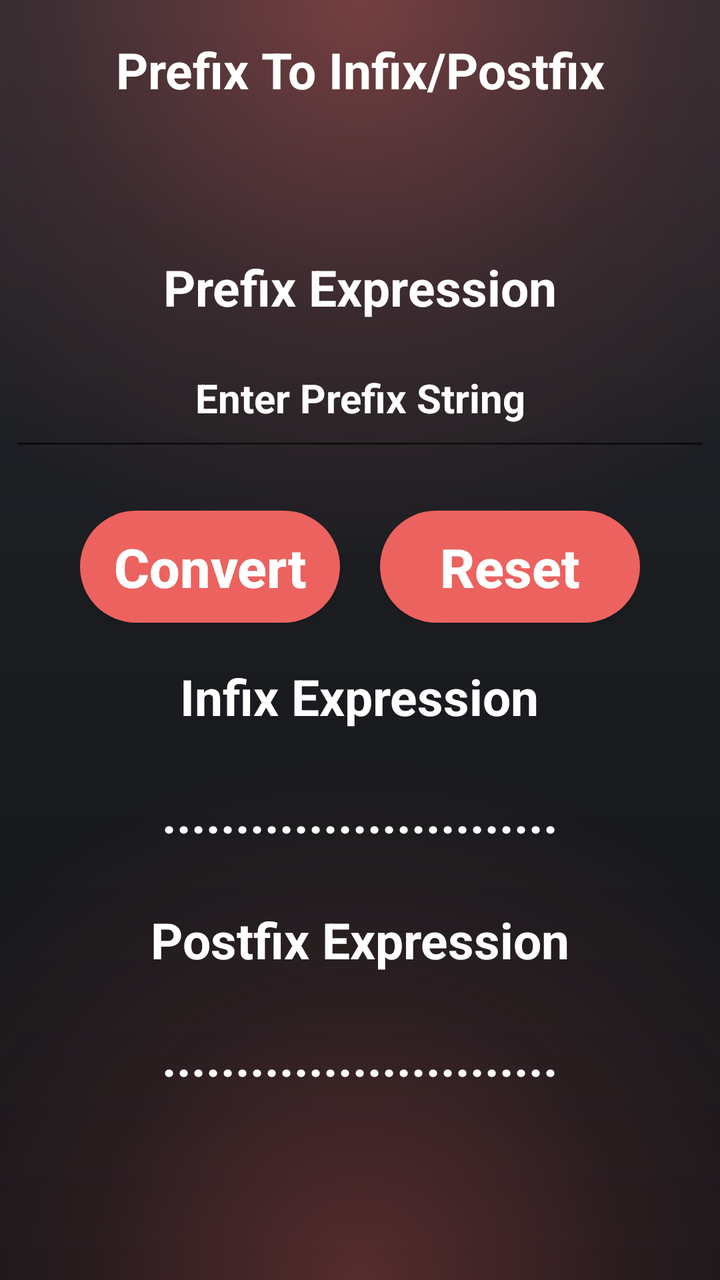
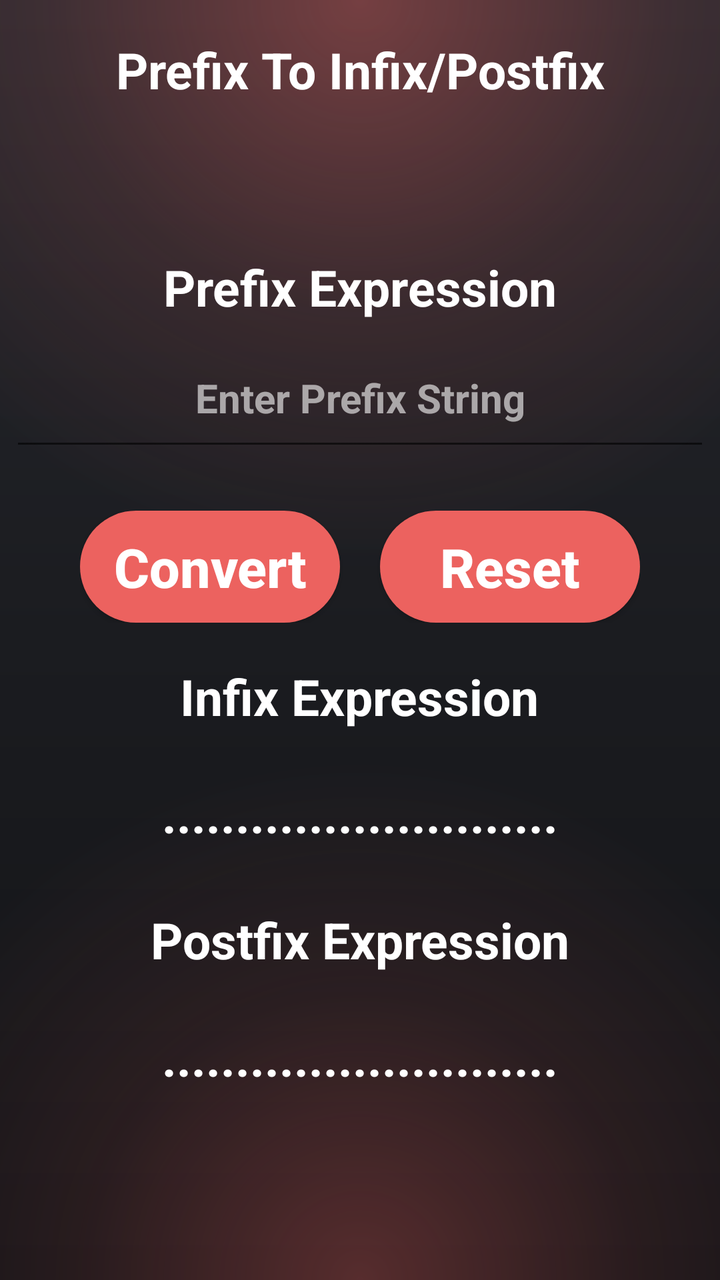

Before-and-after screenshots of an Android layout around one commit, followed by the original layout XML and the change that was made.
<!-- AndroidManifest.xml: application theme AppTheme -->
<!-- res/layout/activity_prefix_to_other.xml -->
<?xml version="1.0" encoding="utf-8"?>
<LinearLayout xmlns:android="http://schemas.android.com/apk/res/android"
    xmlns:tools="http://schemas.android.com/tools"
    android:id="@+id/prefix_layout"
    android:layout_width="match_parent"
    android:layout_height="match_parent"
    android:orientation="vertical"
    android:padding="5dp"
    android:background="@drawable/background_2"
    android:gravity="center_horizontal"
    android:fitsSystemWindows="true"
    tools:context=".prefixToOther">
    <TextView
        android:layout_width="match_parent"
        android:layout_height="wrap_content"
        android:layout_marginTop="8dp"
        android:text="@string/prefix_to_other_button"
        android:gravity="center_horizontal"
        android:padding="5dp"
        android:textColor="#ffffff"
        android:textStyle="bold"
        android:textSize="25sp"/>
    <LinearLayout
        android:layout_width="match_parent"
        android:gravity="center"
        android:layout_height="match_parent">
        <ScrollView
            android:layout_width="match_parent"
            android:layout_height="wrap_content"
            tools:ignore="UselessParent">
            <LinearLayout
                android:layout_width="match_parent"
                android:layout_height="wrap_content"
                android:orientation="vertical"
                android:gravity="center">

                <TextView
                    android:layout_width="wrap_content"
                    android:layout_height="wrap_content"
                    android:text="@string/prefix"
                    android:textStyle="bold"
                    android:textColor="#ffffff"
                    android:textSize="25sp"
                    android:padding="5dp"
                    android:layout_marginBottom="15dp"/>
                <EditText
                    android:id="@+id/prefix_input"
                    android:layout_width="match_parent"
                    android:layout_height="50dp"
                    android:textColorHint="#ffffff"
                    android:textColor="#ffffff"
                    android:hint="@string/prefix_input"
                    android:gravity="center_horizontal"
                    android:textCursorDrawable="@null"
                    android:inputType="text"
                    android:padding="5dp"
                    android:layout_marginBottom="15dp"
                    android:digits="0123456789QWERTYUIOPLKJHGFDSAZXCVBNMqwertyuioplkjhgfdsazxcvbnm()+-*/^$%"
                    android:textSize="20sp"
                    android:textStyle="bold"
                    android:autofillHints="no"
                    tools:ignore="VisualLintTextFieldSize" />
                <LinearLayout
                    android:layout_width="wrap_content"
                    android:layout_height="wrap_content"
                    android:layout_marginTop="10dp"
                    android:layout_marginBottom="15dp"
                    android:orientation="horizontal">

                    <Button
                        android:id="@+id/button_convert"
                        android:layout_width="130dp"
                        android:layout_height="wrap_content"
                        android:layout_marginEnd="20dp"
                        android:background="@drawable/button_1"
                        android:padding="10dp"
                        android:text="@string/convert_button"
                        android:textAllCaps="false"
                        android:textColor="#ffffff"
                        android:textSize="27sp"
                        android:textStyle="bold"
                        tools:ignore="ButtonStyle,TextSizeCheck" />
                    <Button
                        android:id="@+id/button_reset"
                        android:layout_width="130dp"
                        android:background="@drawable/button_1"
                        android:layout_height="wrap_content"
                        android:text="@string/reset_button"
                        android:padding="10dp"
                        android:textAllCaps="false"
                        android:textColor="#ffffff"
                        android:textSize="27sp"
                        android:textStyle="bold"
                        tools:ignore="ButtonStyle" />
                </LinearLayout>
                <TextView
                    android:layout_width="wrap_content"
                    android:layout_height="wrap_content"
                    android:text="@string/infix"
                    android:textSize="25sp"
                    android:textColor="#ffffff"
                    android:textStyle="bold"
                    android:padding="5dp"
                    android:layout_marginBottom="15dp"/>

                <TextView
                    android:id="@+id/infix_output"
                    android:layout_width="wrap_content"
                    android:layout_height="wrap_content"
                    android:layout_marginBottom="15dp"
                    android:minHeight="48dp"
                    android:padding="5dp"
                    android:text="@string/dot_line"
                    android:textColor="#ffffff"
                    android:textIsSelectable="true"
                    android:textSize="25sp"
                    android:textStyle="bold"
                    tools:ignore="DuplicateSpeakableTextCheck" />
                <Button
                    android:layout_width="wrap_content"
                    android:layout_height="wrap_content"
                    android:text="@string/step_by_step_solution"
                    android:textStyle="bold"
                    android:textSize="17sp"
                    android:visibility="gone"
                    android:background="@drawable/button_2"
                    tools:ignore="ButtonStyle"
                    android:textAllCaps="false"
                    android:layout_marginBottom="15dp"
                    android:padding="5dp"
                    android:id="@+id/infix_sbss"/>
                <TextView
                    android:layout_width="wrap_content"
                    android:layout_height="wrap_content"
                    android:text="@string/postfix"
                    android:textSize="25sp"
                    android:textStyle="bold"
                    android:textColor="#ffffff"
                    android:padding="5dp"
                    android:layout_marginBottom="15dp"/>

                <TextView
                    android:id="@+id/postfix_output"
                    android:layout_width="wrap_content"
                    android:layout_height="wrap_content"
                    android:layout_marginBottom="15dp"
                    android:minHeight="48dp"
                    android:padding="5dp"
                    android:text="@string/dot_line"
                    android:textColor="#ffffff"
                    android:textIsSelectable="true"
                    android:textSize="25sp"
                    android:textStyle="bold" />
                <Button
                    android:layout_width="wrap_content"
                    android:layout_height="wrap_content"
                    android:text="@string/step_by_step_solution"
                    android:textStyle="bold"
                    android:textSize="17sp"
                    android:visibility="gone"
                    android:background="@drawable/button_2"
                    tools:ignore="ButtonStyle"
                    android:textAllCaps="false"
                    android:padding="5dp"
                    android:id="@+id/postfix_sbss"/>
            </LinearLayout>
        </ScrollView>
    </LinearLayout>
</LinearLayout>
<!-- resources referenced by this layout -->
<resources>
  <!-- drawable background_2 (drawable) -->
  <?xml version="1.0" encoding="utf-8"?>
  <vector xmlns:android="http://schemas.android.com/apk/res/android"
      xmlns:aapt="http://schemas.android.com/aapt"
      android:width="360dp"
      android:height="640dp"
      android:viewportWidth="360"
      android:viewportHeight="640">
  
      
      <path android:pathData="M0,0h360v640h-360z">
          <aapt:attr name="android:fillColor">
              <gradient
                  android:startX="180"
                  android:startY="0"
                  android:endX="180"
                  android:endY="640"
                  android:type="linear">
                  <item android:color="#25272D" android:offset="0.0" />
                  <item android:color="#1B1C20" android:offset="0.5" />
                  <item android:color="#121316" android:offset="1.0" />
              </gradient>
          </aapt:attr>
      </path>
  
      
      <path android:pathData="M0,0h360v360h-360z">
          <aapt:attr name="android:fillColor">
              <gradient
                  android:centerX="180"
                  android:centerY="0"
                  android:gradientRadius="280"
                  android:type="radial">
                  <item android:color="#66EC625F" android:offset="0.0" />
                  <item android:color="#20EC625F" android:offset="0.55" />
                  <item android:color="#00EC625F" android:offset="1.0" />
              </gradient>
          </aapt:attr>
      </path>
  
      
      <path android:pathData="M0,320h360v320h-360z">
          <aapt:attr name="android:fillColor">
              <gradient
                  android:centerX="180"
                  android:centerY="640"
                  android:gradientRadius="260"
                  android:type="radial">
                  <item android:color="#50EC625F" android:offset="0.0" />
                  <item android:color="#18EC625F" android:offset="0.55" />
                  <item android:color="#00EC625F" android:offset="1.0" />
              </gradient>
          </aapt:attr>
      </path>
  </vector>
  <!-- drawable button_1 (drawable) -->
  <?xml version="1.0" encoding="utf-8"?>
  <shape xmlns:android="http://schemas.android.com/apk/res/android" android:shape="rectangle">
      <solid android:color="#ec625f"/>
      <corners android:radius="40dp">
  
      </corners>
  
  </shape>
  <!-- drawable button_2 (drawable) -->
  <?xml version="1.0" encoding="utf-8"?>
  <shape xmlns:android="http://schemas.android.com/apk/res/android" android:shape="rectangle">
      <solid android:color="#ec625f"/>
  
  </shape>
  <string name="convert_button">Convert</string>
  <string name="dot_line">...........................</string>
  <string name="infix">Infix Expression</string>
  <string name="postfix">Postfix Expression</string>
  <string name="prefix">Prefix Expression</string>
  <string name="prefix_input">Enter Prefix String</string>
  <string name="prefix_to_other_button">Prefix To Infix/Postfix</string>
  <string name="reset_button">Reset</string>
  <string name="step_by_step_solution">Step By Step Solution</string>
  <style name="AppTheme" parent="Theme.AppCompat.Light.NoActionBar">
          <item name="colorPrimary">@color/colorPrimary</item>
          <item name="colorPrimaryDark">#EC625F</item>
          <item name="colorAccent">@color/colorAccent</item>
      </style>
  <color name="colorPrimary">#6200EE</color>
  <color name="colorAccent">#03DAC5</color>
</resources>

<!-- the commit's change to res/layout/activity_prefix_to_other.xml (unified diff, before → after) -->
@@ -20,150 +20,153 @@
         android:textColor="#ffffff"
         android:textStyle="bold"
         android:textSize="25sp"/>
-    <LinearLayout
+    <ScrollView
         android:layout_width="match_parent"
-        android:gravity="center"
-        android:layout_height="match_parent">
-        <ScrollView
+        android:layout_height="0dp"
+        android:layout_weight="1"
+        android:fillViewport="true">
+        <LinearLayout
             android:layout_width="match_parent"
             android:layout_height="wrap_content"
-            tools:ignore="UselessParent">
+            android:orientation="vertical"
+            android:gravity="center">
+
+            <TextView
+                android:layout_width="wrap_content"
+                android:layout_height="wrap_content"
+                android:text="@string/prefix"
+                android:textStyle="bold"
+                android:textColor="#ffffff"
+                android:textSize="25sp"
+                android:padding="5dp"
+                android:layout_marginBottom="15dp"/>
+            <EditText
+                android:id="@+id/prefix_input"
+                android:layout_width="match_parent"
+                android:layout_height="50dp"
+                android:textColorHint="#99ffffff"
+                android:textColor="#ffffff"
+                android:hint="@string/prefix_input"
+                android:gravity="center_horizontal"
+                android:textCursorDrawable="@null"
+                android:imeOptions="actionDone"
+                android:inputType="text"
+                android:singleLine="true"
+                android:padding="5dp"
+                android:layout_marginBottom="15dp"
+                android:digits="0123456789QWERTYUIOPLKJHGFDSAZXCVBNMqwertyuioplkjhgfdsazxcvbnm()+-*/^$%"
+                android:textSize="20sp"
+                android:textStyle="bold"
+                android:autofillHints="no"
+                tools:ignore="VisualLintTextFieldSize" />
             <LinearLayout
-                android:layout_width="match_parent"
+                android:layout_width="wrap_content"
                 android:layout_height="wrap_content"
-                android:orientation="vertical"
-                android:gravity="center">
+                android:layout_marginTop="10dp"
+                android:layout_marginBottom="15dp"
+                android:orientation="horizontal">
 
-                <TextView
-                    android:layout_width="wrap_content"
+                <Button
+                    android:id="@+id/button_convert"
+                    android:layout_width="130dp"
                     android:layout_height="wrap_content"
-                    android:text="@string/prefix"
+                    android:layout_marginEnd="20dp"
+                    android:background="@drawable/button_1"
+                    android:padding="10dp"
+                    android:text="@string/convert_button"
+                    android:textAllCaps="false"
+                    android:textColor="#ffffff"
+                    android:textSize="27sp"
                     android:textStyle="bold"
+                    tools:ignore="ButtonStyle,TextSizeCheck" />
+                <Button
+                    android:id="@+id/button_reset"
+                    android:layout_width="130dp"
+                    android:background="@drawable/button_1"
+                    android:layout_height="wrap_content"
+                    android:text="@string/reset_button"
+                    android:padding="10dp"
+                    android:textAllCaps="false"
                     android:textColor="#ffffff"
-                    android:textSize="25sp"
-                    android:padding="5dp"
-                    android:layout_marginBottom="15dp"/>
-                <EditText
-                    android:id="@+id/prefix_input"
-                    android:layout_width="match_parent"
-                    android:layout_height="50dp"
-                    android:textColorHint="#ffffff"
-                    android:textColor="#ffffff"
-                    android:hint="@string/prefix_input"
-                    android:gravity="center_horizontal"
-                    android:textCursorDrawable="@null"
-                    android:inputType="text"
-                    android:padding="5dp"
-                    android:layout_marginBottom="15dp"
-                    android:digits="0123456789QWERTYUIOPLKJHGFDSAZXCVBNMqwertyuioplkjhgfdsazxcvbnm()+-*/^$%"
-                    android:textSize="20sp"
+                    android:textSize="27sp"
                     android:textStyle="bold"
-                    android:autofillHints="no"
-                    tools:ignore="VisualLintTextFieldSize" />
-                <LinearLayout
-                    android:layout_width="wrap_content"
-                    android:layout_height="wrap_content"
-                    android:layout_marginTop="10dp"
-                    android:layout_marginBottom="15dp"
-                    android:orientation="horizontal">
+                    tools:ignore="ButtonStyle" />
+            </LinearLayout>
+            <TextView
+                android:layout_width="wrap_content"
+                android:layout_height="wrap_content"
+                android:text="@string/infix"
+                android:textSize="25sp"
+                android:textColor="#ffffff"
+                android:textStyle="bold"
+                android:padding="5dp"
+                android:layout_marginBottom="15dp"/>
 
-                    <Button
-                        android:id="@+id/button_convert"
-                        android:layout_width="130dp"
-                        android:layout_height="wrap_content"
-                        android:layout_marginEnd="20dp"
-                        android:background="@drawable/button_1"
-                        android:padding="10dp"
-                        android:text="@string/convert_button"
-                        android:textAllCaps="false"
-                        android:textColor="#ffffff"
-                        android:textSize="27sp"
-                        android:textStyle="bold"
-                        tools:ignore="ButtonStyle,TextSizeCheck" />
-                    <Button
-                        android:id="@+id/button_reset"
-                        android:layout_width="130dp"
-                        android:background="@drawable/button_1"
-                        android:layout_height="wrap_content"
-                        android:text="@string/reset_button"
-                        android:padding="10dp"
-                        android:textAllCaps="false"
-                        android:textColor="#ffffff"
-                        android:textSize="27sp"
-                        android:textStyle="bold"
-                        tools:ignore="ButtonStyle" />
-                </LinearLayout>
-                <TextView
-                    android:layout_width="wrap_content"
-                    android:layout_height="wrap_content"
-                    android:text="@string/infix"
-                    android:textSize="25sp"
-                    android:textColor="#ffffff"
-                    android:textStyle="bold"
-                    android:padding="5dp"
-                    android:layout_marginBottom="15dp"/>
+            <TextView
+                android:id="@+id/infix_output"
+                android:layout_width="wrap_content"
+                android:layout_height="wrap_content"
+                android:layout_marginBottom="15dp"
+                android:minHeight="48dp"
+                android:padding="5dp"
+                android:text="@string/dot_line"
+                android:textColor="#ffffff"
+                android:textIsSelectable="true"
+                android:textSize="25sp"
+                android:textStyle="bold"
+                tools:ignore="DuplicateSpeakableTextCheck" />
+            <Button
+                android:layout_width="wrap_content"
+                android:layout_height="wrap_content"
+                android:text="@string/step_by_step_solution"
+                android:textStyle="bold"
+                android:textColor="#ffffff"
+                android:textSize="17sp"
+                android:visibility="gone"
+                android:background="@drawable/button_2"
+                tools:ignore="ButtonStyle"
+                android:textAllCaps="false"
+                android:layout_marginBottom="15dp"
+                android:paddingHorizontal="16dp"
+                android:paddingVertical="8dp"
+                android:id="@+id/infix_sbss"/>
+            <TextView
+                android:layout_width="wrap_content"
+                android:layout_height="wrap_content"
+                android:text="@string/postfix"
+                android:textSize="25sp"
+                android:textStyle="bold"
+                android:textColor="#ffffff"
+                android:padding="5dp"
+                android:layout_marginBottom="15dp"/>
 
-                <TextView
-                    android:id="@+id/infix_output"
-                    android:layout_width="wrap_content"
-                    android:layout_height="wrap_content"
-                    android:layout_marginBottom="15dp"
-                    android:minHeight="48dp"
-                    android:padding="5dp"
-                    android:text="@string/dot_line"
-                    android:textColor="#ffffff"
-                    android:textIsSelectable="true"
-                    android:textSize="25sp"
-                    android:textStyle="bold"
-                    tools:ignore="DuplicateSpeakableTextCheck" />
-                <Button
-                    android:layout_width="wrap_content"
-                    android:layout_height="wrap_content"
-                    android:text="@string/step_by_step_solution"
-                    android:textStyle="bold"
-                    android:textSize="17sp"
-                    android:visibility="gone"
-                    android:background="@drawable/button_2"
-                    tools:ignore="ButtonStyle"
-                    android:textAllCaps="false"
-                    android:layout_marginBottom="15dp"
-                    android:padding="5dp"
-                    android:id="@+id/infix_sbss"/>
-                <TextView
-                    android:layout_width="wrap_content"
-                    android:layout_height="wrap_content"
-                    android:text="@string/postfix"
-                    android:textSize="25sp"
-                    android:textStyle="bold"
-                    android:textColor="#ffffff"
-                    android:padding="5dp"
-                    android:layout_marginBottom="15dp"/>
-
-                <TextView
-                    android:id="@+id/postfix_output"
-                    android:layout_width="wrap_content"
-                    android:layout_height="wrap_content"
-                    android:layout_marginBottom="15dp"
-                    android:minHeight="48dp"
-                    android:padding="5dp"
-                    android:text="@string/dot_line"
-                    android:textColor="#ffffff"
-                    android:textIsSelectable="true"
-                    android:textSize="25sp"
-                    android:textStyle="bold" />
-                <Button
-                    android:layout_width="wrap_content"
-                    android:layout_height="wrap_content"
-                    android:text="@string/step_by_step_solution"
-                    android:textStyle="bold"
-                    android:textSize="17sp"
-                    android:visibility="gone"
-                    android:background="@drawable/button_2"
-                    tools:ignore="ButtonStyle"
-                    android:textAllCaps="false"
-                    android:padding="5dp"
-                    android:id="@+id/postfix_sbss"/>
-            </LinearLayout>
-        </ScrollView>
-    </LinearLayout>
+            <TextView
+                android:id="@+id/postfix_output"
+                android:layout_width="wrap_content"
+                android:layout_height="wrap_content"
+                android:layout_marginBottom="15dp"
+                android:minHeight="48dp"
+                android:padding="5dp"
+                android:text="@string/dot_line"
+                android:textColor="#ffffff"
+                android:textIsSelectable="true"
+                android:textSize="25sp"
+                android:textStyle="bold" />
+            <Button
+                android:layout_width="wrap_content"
+                android:layout_height="wrap_content"
+                android:text="@string/step_by_step_solution"
+                android:textStyle="bold"
+                android:textColor="#ffffff"
+                android:textSize="17sp"
+                android:visibility="gone"
+                android:background="@drawable/button_2"
+                tools:ignore="ButtonStyle"
+                android:textAllCaps="false"
+                android:layout_marginBottom="15dp"
+                android:paddingHorizontal="16dp"
+                android:paddingVertical="8dp"
+                android:id="@+id/postfix_sbss"/>
+        </LinearLayout>
+    </ScrollView>
 </LinearLayout>
<!-- resource entries referenced after the edit -->
@@ -68,7 +68,7 @@
   <?xml version="1.0" encoding="utf-8"?>
   <shape xmlns:android="http://schemas.android.com/apk/res/android" android:shape="rectangle">
       <solid android:color="#ec625f"/>
-  
+      <corners android:radius="20dp"/>
   </shape>
   <string name="convert_button">Convert</string>
   <string name="dot_line">...........................</string>
@@ -84,7 +84,7 @@
           <item name="colorPrimaryDark">#EC625F</item>
           <item name="colorAccent">@color/colorAccent</item>
       </style>
-  <color name="colorPrimary">#6200EE</color>
-  <color name="colorAccent">#03DAC5</color>
+  <color name="colorPrimary">#25272D</color>
+  <color name="colorAccent">#EC625F</color>
 </resources>
 
